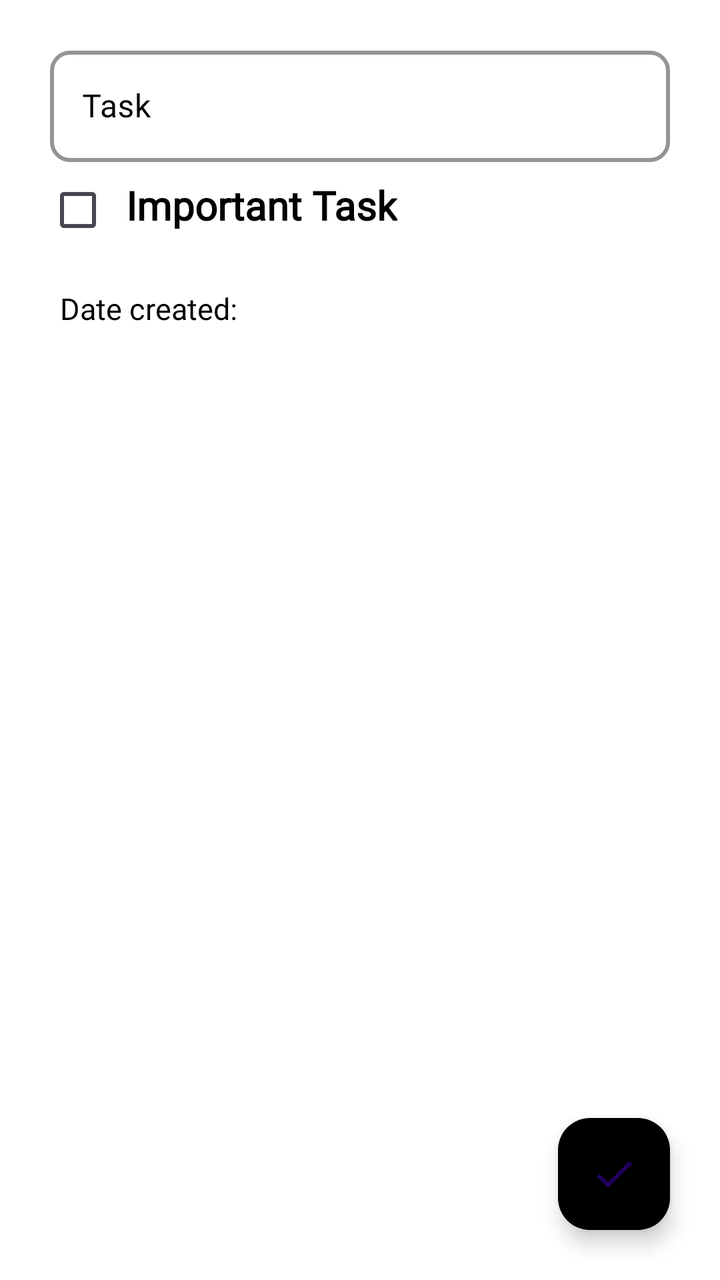
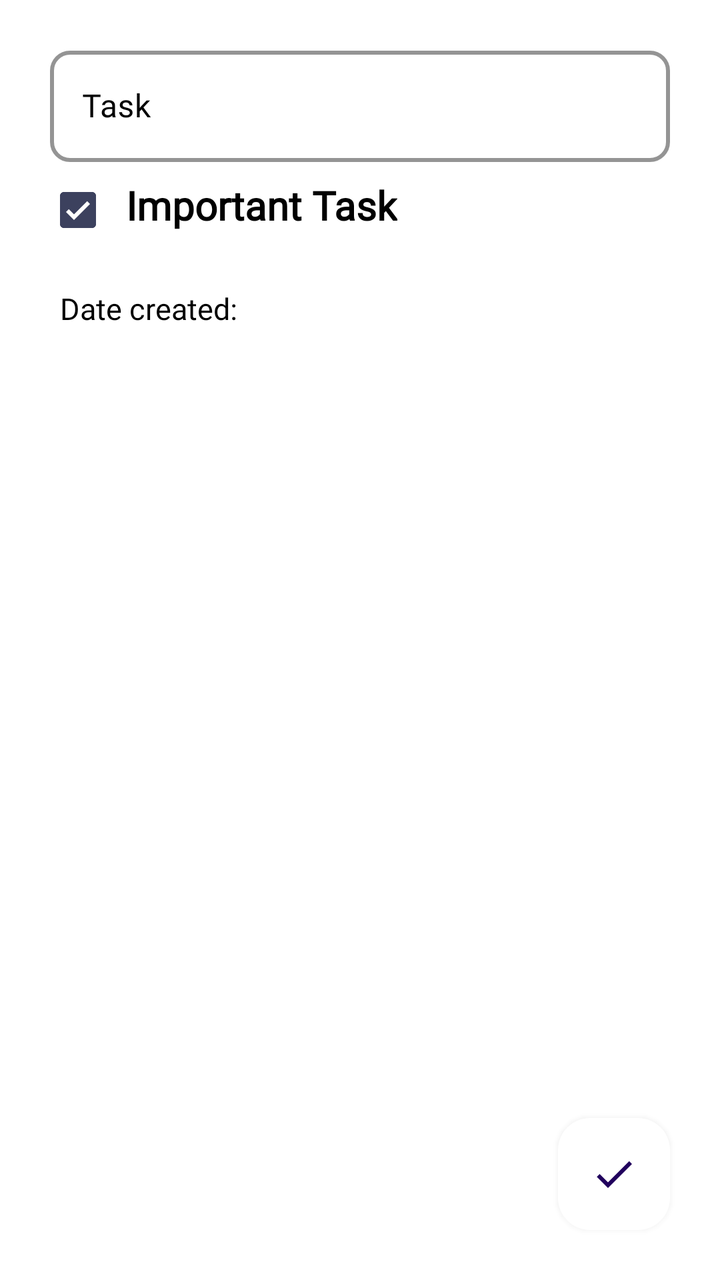

An Android layout rendered at two revisions. The XML below is the earlier revision; the diff shows what the commit changed to produce the second picture.
<!-- AndroidManifest.xml: application theme Theme.MainApp -->
<!-- res/layout/fragment_add_edit_task.xml -->
<?xml version="1.0" encoding="utf-8"?>
<layout xmlns:android="http://schemas.android.com/apk/res/android"
    xmlns:app="http://schemas.android.com/apk/res-auto"
    xmlns:tools="http://schemas.android.com/tools">

    <androidx.constraintlayout.widget.ConstraintLayout
        android:layout_width="match_parent"
        android:layout_height="match_parent"
        android:background="?colorOnBackground">

        <LinearLayout
            android:layout_width="match_parent"
            android:layout_height="0dp"
            android:layout_margin="15dp"
            android:orientation="vertical"
            app:layout_constraintBottom_toTopOf="@+id/floatingActionButtonEditTask"
            app:layout_constraintTop_toTopOf="parent">

            <com.google.android.material.textfield.TextInputLayout
                android:id="@+id/textInputLayout"
                style="@style/Base.Widget.MaterialComponents.TextInputLayout.style"
                android:layout_width="match_parent"
                android:layout_height="wrap_content"
                android:layout_marginHorizontal="10dp"
                android:layout_marginTop="5dp"
                android:hint="Task"
                app:boxStrokeColor="?colorError"
                app:boxStrokeWidth="2sp"
                app:hintTextColor="?colorError"
                app:suffixTextColor="?colorError"
                android:textColor="?colorError"
                android:textColorHint="?colorError"
                app:layout_constraintTop_toTopOf="parent"
                tools:layout_editor_absoluteX="9dp">

                <com.google.android.material.textfield.TextInputEditText
                    android:id="@+id/task_edit_text"
                    android:layout_width="match_parent"
                    android:layout_height="wrap_content"
                    android:fontFamily="@font/asapcondensed"
                    android:textColor="?colorError" />

            </com.google.android.material.textfield.TextInputLayout>

            <LinearLayout
                android:layout_width="match_parent"
                android:layout_height="wrap_content">

                <CheckBox
                    android:id="@+id/edit_task_check"
                    android:layout_width="wrap_content"
                    android:layout_height="wrap_content" />

                <TextView
                    android:layout_width="wrap_content"
                    android:layout_height="wrap_content"
                    android:fontFamily="@font/asapcondensed"
                    android:text="Important Task"
                    android:textColor="?colorError"
                    android:textSize="20dp"
                    android:textStyle="bold" />

            </LinearLayout>

            <TextView
                android:id="@+id/dateCreatedTextView"
                android:layout_width="wrap_content"
                android:layout_height="wrap_content"
                android:layout_margin="15dp"
                android:fontFamily="@font/asapcondensed"
                android:text="Date created: "
                android:textColor="?colorError"
                android:textSize="15dp" />

        </LinearLayout>

        <com.google.android.material.floatingactionbutton.FloatingActionButton
            android:id="@+id/floatingActionButtonEditTask"
            android:layout_width="wrap_content"
            android:layout_height="wrap_content"
            android:layout_margin="25dp"
            android:foreground="@drawable/check_float_bg"
            android:src="@drawable/ic_baseline_check_24"
            android:tint="@null"
            app:backgroundTint="@null"
            app:layout_constraintBottom_toBottomOf="parent"
            app:layout_constraintEnd_toEndOf="parent" />

    </androidx.constraintlayout.widget.ConstraintLayout>

</layout>
<!-- resources referenced by this layout -->
<resources>
  <!-- drawable check_float_bg (drawable) -->
  <?xml version="1.0" encoding="utf-8"?>
  <layer-list xmlns:android="http://schemas.android.com/apk/res/android">
      <item>
          <shape android:shape="oval">
              <solid android:color="?trackColor" />
          </shape>
      </item>
      <item
          android:bottom="15dp"
          android:drawable="@drawable/ic_baseline_check_24"
          android:left="15dp"
          android:right="15dp"
          android:top="15dp" />
  </layer-list>
  <!-- drawable ic_baseline_check_24 (drawable) -->
  <vector xmlns:android="http://schemas.android.com/apk/res/android"
      android:width="24dp"
      android:height="24dp"
      android:tint="#FFFFFF"
      android:viewportWidth="24"
      android:viewportHeight="24">
      <path
          android:fillColor="@android:color/white"
          android:pathData="M9,16.17L4.83,12l-1.42,1.41L9,19 21,7l-1.41,-1.41z" />
  </vector>
  <style name="Base.Widget.MaterialComponents.TextInputLayout.style" parent="Widget.MaterialComponents.TextInputLayout.OutlinedBox">
          <item name="android:textColorHint">#05A1AD</item>
          <item name="boxStrokeColor">#05A1AD</item>
          <item name="colorOnContainer">#05A1AD</item>
          <item name="boxCornerRadiusBottomStart">10dp</item>
          <item name="boxCornerRadiusBottomEnd">10dp</item>
          <item name="boxCornerRadiusTopEnd">10dp</item>
          <item name="boxCornerRadiusTopStart">10dp</item>
      </style>
  <style name="Theme.MainApp" parent="Base.Theme.MainApp" />
  <style name="Base.Theme.MainApp" parent="Theme.Material3.DayNight">
          
          
          <item name="colorPrimary">@color/colorPrimary</item>
          <item name="colorPrimaryDark">@color/basic_2</item>
          <item name="colorAccent">@color/basic_2</item>
          <item name="color">@color/white</item>
          <item name="background">@color/basic_2</item>
          <item name="tickColor">@color/basic_2</item>
          <item name="trackColor">@color/basic_2</item>
          <item name="colorOnBackground">@color/white</item>
          <item name="colorError">@color/dark</item>
          <item name="colorOnError">@color/basic_2</item>
      </style>
  <color name="colorPrimary">#fff</color>
      //Needed
  <color name="basic_2">#3c415e</color>
  <color name="white">#ffffff</color>
      //Day Theme
  <color name="dark">#000000</color>
</resources>

<!-- the commit's change to res/layout/fragment_add_edit_task.xml (unified diff, before → after) -->
@@ -24,13 +24,13 @@
                 android:layout_marginHorizontal="10dp"
                 android:layout_marginTop="5dp"
                 android:hint="Task"
+                android:textColor="?colorError"
+                android:textColorHint="?colorError"
                 app:boxStrokeColor="?colorError"
                 app:boxStrokeWidth="2sp"
                 app:hintTextColor="?colorError"
+                app:layout_constraintTop_toTopOf="parent"
                 app:suffixTextColor="?colorError"
-                android:textColor="?colorError"
-                android:textColorHint="?colorError"
-                app:layout_constraintTop_toTopOf="parent"
                 tools:layout_editor_absoluteX="9dp">
 
                 <com.google.android.material.textfield.TextInputEditText
@@ -46,10 +46,12 @@
                 android:layout_width="match_parent"
                 android:layout_height="wrap_content">
 
-                <CheckBox
-                    android:id="@+id/edit_task_check"
+                <com.google.android.material.checkbox.MaterialCheckBox
+                    android:id="@+id/editTaskCheck"
                     android:layout_width="wrap_content"
-                    android:layout_height="wrap_content" />
+                    android:layout_height="wrap_content"
+                    android:checked="true"
+                    android:theme="@style/Widget.App.CheckBox" />
 
                 <TextView
                     android:layout_width="wrap_content"
@@ -79,8 +81,10 @@
             android:layout_width="wrap_content"
             android:layout_height="wrap_content"
             android:layout_margin="25dp"
+            android:backgroundTint="?colorOnBackground"
             android:foreground="@drawable/check_float_bg"
             android:src="@drawable/ic_baseline_check_24"
+            android:outlineSpotShadowColor="@color/white"
             android:tint="@null"
             app:backgroundTint="@null"
             app:layout_constraintBottom_toBottomOf="parent"
<!-- resource entries referenced after the edit -->
@@ -35,6 +35,10 @@
           <item name="boxCornerRadiusTopEnd">10dp</item>
           <item name="boxCornerRadiusTopStart">10dp</item>
       </style>
+  <style name="Widget.App.CheckBox" parent="Widget.Material3.CompoundButton.CheckBox">
+          
+          <item name="colorPrimary">@color/basic_2</item>
+      </style>
   <style name="Theme.MainApp" parent="Base.Theme.MainApp" />
   <style name="Base.Theme.MainApp" parent="Theme.Material3.DayNight">
           
@@ -49,6 +53,11 @@
           <item name="colorOnBackground">@color/white</item>
           <item name="colorError">@color/dark</item>
           <item name="colorOnError">@color/basic_2</item>
+  
+          <item name="toolbarStyle">@style/Widget.MyApp.Toolbar</item>
+          <item name="actionBarTheme">@style/ThemeOverlay.MyApp.Toolbar</item>
+          <item name="drawerArrowStyle">@style/Widget.MyApp.DrawerArrowStyle</item>
+          
       </style>
   <color name="colorPrimary">#fff</color>
       //Needed
@@ -56,5 +65,20 @@
   <color name="white">#ffffff</color>
       //Day Theme
   <color name="dark">#000000</color>
+  <style name="Widget.MyApp.Toolbar" parent="Widget.Material3.Toolbar">
+          <item name="android:background">@color/basic_2</item>
+      </style>
+  <style name="ThemeOverlay.MyApp.Toolbar" parent="ThemeOverlay.Material3.ActionBar">
+          <item name="titleTextColor">@color/white</item>
+          <item name="colorOnSurface">@color/white</item>
+          <item name="colorOnSurfaceVariant">@color/white</item>
+          <item name="android:textColorPrimary">@color/white</item>
+          <item name="colorControlNormal">@color/white</item>
+          <item name="editTextColor">@color/white</item>
+          <item name="android:textColorHint">@color/white</item>
+      </style>
+  <style name="Widget.MyApp.DrawerArrowStyle" parent="Widget.AppCompat.DrawerArrowToggle">
+          <item name="color">@color/white</item>
+      </style>
 </resources>
 
